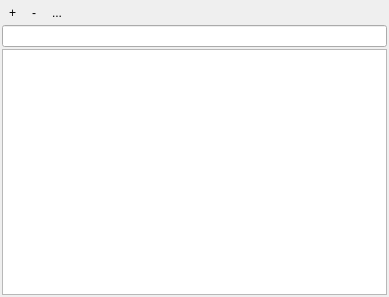
Old version of the form qps/speclib/ui/spectralprofilesourcepanel.ui in the repository EnMAP-Box/qgispluginsupport.
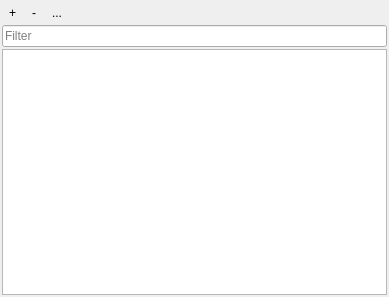
New version of the form. Icons and pictures are not drawn. Custom widgets are drawn as their Qt base class.

Commit message: added placeholders for flter boxes

```diff
--- a/qps/speclib/ui/spectralprofilesourcepanel.ui
+++ b/qps/speclib/ui/spectralprofilesourcepanel.ui
@@ -97,6 +97,9 @@
     </item>
     <item>
      <widget class="QgsFilterLineEdit" name="mFilterLineEdit">
+      <property name="placeholderText">
+       <string>Filter</string>
+      </property>
       <property name="qgisRelation" stdset="0">
        <string notr="true"/>
       </property>
```
The commit also changes 1 other file.
